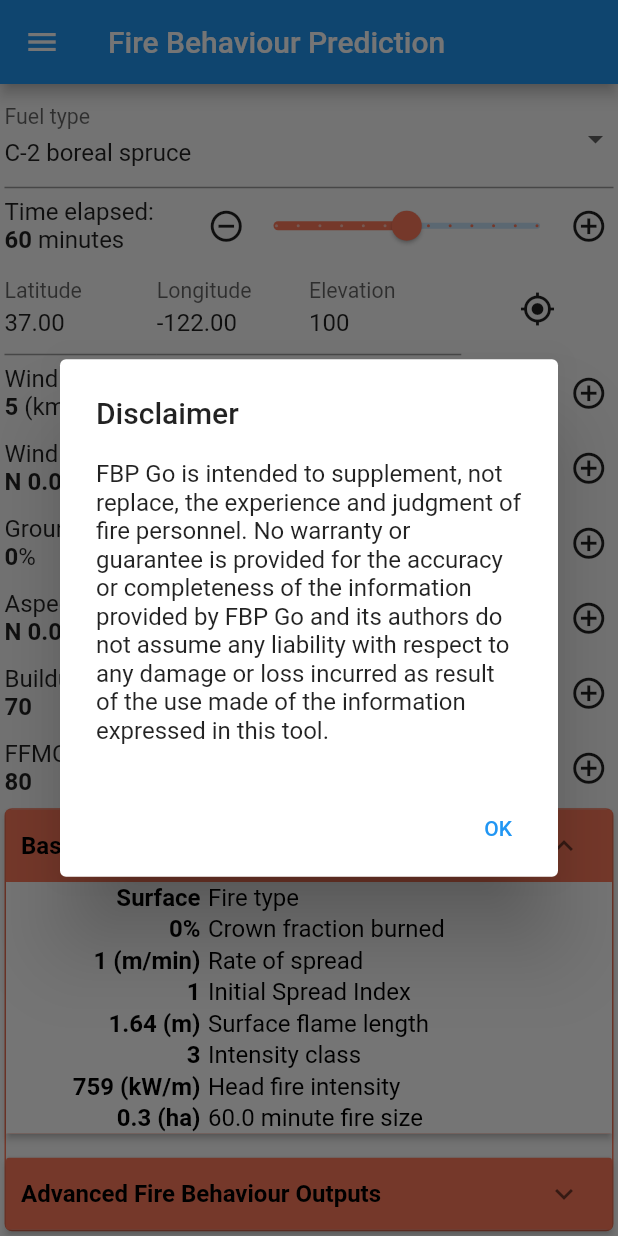
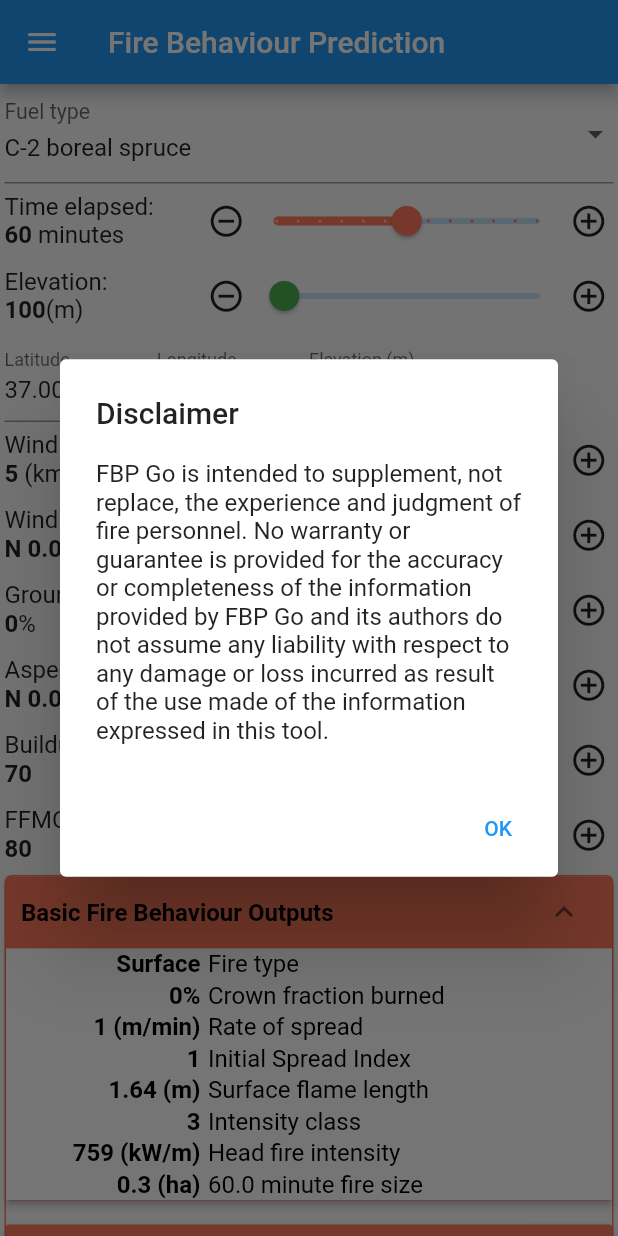
Before and after one commit to bcgov/fbp-go, a Flutter app: the screen it shows after launch, on a phone screen of 412 x 824 dp. Run offline on Flutter 3.47's test engine with Material 2 defaults, Android fonts, the phone set to English and light mode, and no system bars; our stand-ins replace geolocator, permission_handler, shared_preferences.

Commit message:
considering coordinate changes

```diff
--- a/lib/coordinate_picker.dart
+++ b/lib/coordinate_picker.dart
@@ -16,11 +16,13 @@ You should have received a copy of the GNU General Public License along with
 FBP Go. If not, see <https://www.gnu.org/licenses/>.
 */
 import 'dart:developer';
+import 'package:fire_behaviour_app/fbp_results.dart';
 import 'package:fire_behaviour_app/persist.dart';
 import 'package:flutter/material.dart';
 import 'package:geolocator/geolocator.dart';
 import 'package:permission_handler/permission_handler.dart';
 
+import 'fancy_slider.dart';
 import 'fire.dart';
 import 'global.dart';
 
@@ -78,10 +80,13 @@ class CoordinatePickerState extends State<CoordinatePicker> {
     persistSetting('longitude', _coordinate.longitude);
   }
 
-  void _setAltitude(altitude) {
+  void _setAltitude(value) {
+    // We pin the altitude to acceptable ranges. The altitude could come back as a negative number,
+    // WGS84 projection gives some locations on earth, that are above sea level, a negative number.
+    double altitude = pinAltitude(value);
     // Only need integer level accuracy.
     _coordinate.altitude = altitude.roundToDouble();
-    persistSetting('altitude', _coordinate.latitude);
+    persistSetting('altitude', _coordinate.altitude);
   }
 
   void _updatePosition() {
@@ -93,7 +98,7 @@ class CoordinatePickerState extends State<CoordinatePicker> {
                   setState(() {
                     _setLatitude(position.latitude);
                     _setLongitude(position.longitude);
-                    _setAltitude(position.altitude > 0 ? position.altitude : 0);
+                    _setAltitude(position.altitude);
                     widget.onChanged(_coordinate);
                     _updateCoordinateControllers();
                   });
@@ -118,12 +123,70 @@ class CoordinatePickerState extends State<CoordinatePicker> {
     _elevationController.text = _coordinate.altitude.toStringAsFixed(0);
   }
 
+  String? get _elevationErrorText {
+    final text = _elevationController.value.text;
+
+    if (text.isEmpty) {
+      return 'Can\'t be empty';
+    }
+    if (double.tryParse(text) != null) {
+      double elevation = double.parse(text);
+      if (elevation < minAltitude) {
+        return 'Min: ${formatNumber(minAltitude, digits: 0)}';
+      } else if (elevation > maxAltitude) {
+        return 'Max: ${formatNumber(maxAltitude, digits: 0)}';
+      }
+    } else {
+      return 'Not a number';
+    }
+    return null;
+  }
+
   @override
   Widget build(BuildContext context) {
-    const TextStyle textStyle = TextStyle(fontSize: labelFontSize);
-    return Row(
+    const TextStyle textStyle = TextStyle(fontSize: fontSize);
+    const TextStyle textStyleBold =
+        TextStyle(fontSize: fontSize, fontWeight: FontWeight.bold);
+    return Column(
       children: [
-        // latitude Field
+        Row(
+          children: [
+            // TODO: If this is going to stick, you need to make the text flex, and the slider flex consants somewhere else.
+            // TODO: If this is going to stick, you need to make some common code for making the lable and the slider things.
+            Expanded(
+                flex: 5,
+                child: Column(children: [
+                  Row(children: const [
+                    Text('Elevation', style: textStyle),
+                    Text(':', style: textStyle)
+                  ]),
+                  Row(children: [
+                    Text(_coordinate.altitude.toStringAsFixed(0),
+                        style: textStyleBold),
+                    const Text('(m)', style: textStyle)
+                  ])
+                ])),
+            Expanded(
+                flex: 10,
+                child: FancySliderWidget(
+                  value: _coordinate.altitude,
+                  min: minAltitude,
+                  max: maxAltitude,
+                  divisions: 100,
+                  activeColor: Colors.green,
+                  label: '${_coordinate.altitude.toStringAsFixed(0)} m',
+                  onChanged: (value) {
+                    _setAltitude(value);
+                    widget.onChanged(_coordinate);
+                    _elevationController.text =
+                        _coordinate.altitude.toStringAsFixed(0);
+                  },
+                ))
+          ],
+        ),
+        Row(
+          children: [
+            //     // latitude Field
             Expanded(
                 child: TextField(
               controller: _latitudeController,
@@ -164,17 +227,22 @@ class CoordinatePickerState extends State<CoordinatePicker> {
             Expanded(
                 child: TextField(
               controller: _elevationController,
-          decoration: const InputDecoration(
-              labelText: "Elevation", labelStyle: textStyle),
+              decoration: InputDecoration(
+                  labelText: "Elevation (m)",
+                  labelStyle: textStyle,
+                  errorText: _elevationErrorText),
               keyboardType: const TextInputType.numberWithOptions(
                   signed: true, decimal: true),
               onChanged: (value) {
+                print('onChanged: ${value}');
                 if (double.tryParse(value) != null) {
                   var altitude = double.parse(value);
-              if (altitude >= 0) {
                   _setAltitude(altitude);
                   widget.onChanged(_coordinate);
-              }
+                } else {
+                  print('cannot parse that');
+                  _setAltitude(minAltitude);
+                  widget.onChanged(_coordinate);
                 }
               },
             )),
@@ -184,6 +252,8 @@ class CoordinatePickerState extends State<CoordinatePicker> {
                     onPressed: () {
                       _updatePosition();
                     }))
+          ],
+        )
       ],
     );
   }
--- a/lib/fire.dart
+++ b/lib/fire.dart
@@ -335,3 +335,12 @@ double pinGS(double gs) {
   }
   return gs;
 }
+
+double pinAltitude(double altitude) {
+  if (altitude < minAltitude) {
+    return minAltitude;
+  } else if (altitude > maxAltitude) {
+    return maxAltitude;
+  }
+  return altitude;
+}
--- a/lib/global.dart
+++ b/lib/global.dart
@@ -5,6 +5,8 @@ const double defaultCC = 50;
 const double defaultFFMC = 80;
 const double defaultLatitude = 37;
 const double defaultLongitude = -122;
+const double minAltitude = 0;
+const double maxAltitude = 3000;
 const double defaultAltitude = 100;
 const double minGFL = 0.1;
 const double maxGFL = 1.0;
--- a/lib/persist.dart
+++ b/lib/persist.dart
@@ -47,7 +47,10 @@ BasicSettings _loadBasic(SharedPreferences prefs) {
       coordinate: Coordinate(
           latitude: prefs.getDouble('latitude') ?? defaultLatitude,
           longitude: prefs.getDouble('longitude') ?? defaultLongitude,
-          altitude: prefs.getDouble('altitude') ?? defaultAltitude));
+          // We need to in altitude, if a value below zero was persisted, it will cause the FBP calculation
+          // to fail.
+          altitude:
+              pinAltitude(prefs.getDouble('altitude') ?? defaultAltitude)));
 
   basicInput.waz = prefs.getDouble('waz') ?? 0;
   // we need to pin the ground slope, because the input range has been changed,
```
Also changed, not shown: 1 other file. Lines whose indentation alone changed are shown as unchanged.
